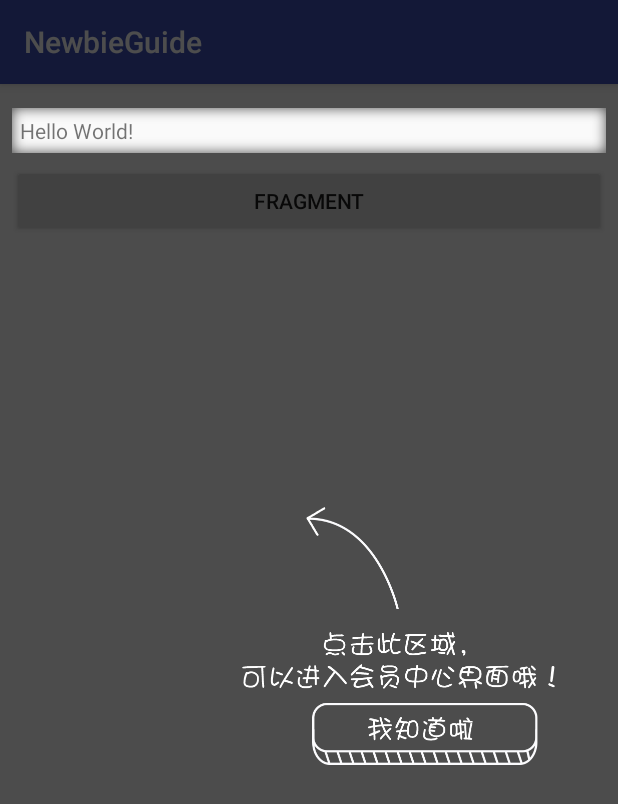
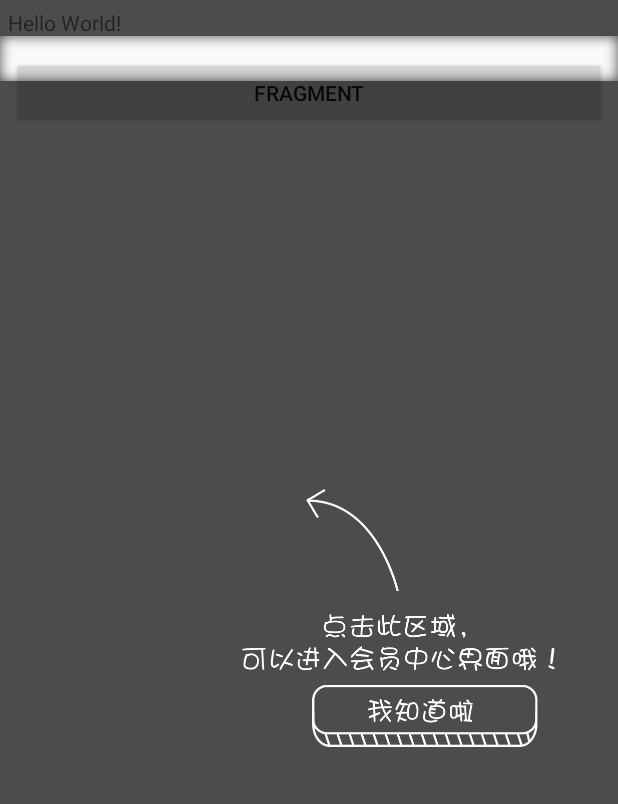
Before and after one commit to huburt-Hu/NewbieGuide, an Android app: the screen it shows after launch (MainActivity), on a phone screen of 412 x 824 dp. Shown: the top 804 px of the screen. Run offline under Robolectric (Android 15) with nearby library versions, the phone set to English and light mode, and no system bars; libraries missing offline, so code that uses them is left out: com.jaeger.library.

Commit message:
fix #13 nubia view.getLocationOnScreen获取异常（没有包含statusBar高度）

```diff
--- a/app/src/main/java/com/app/hubert/newbieguide/MainActivity.java
+++ b/app/src/main/java/com/app/hubert/newbieguide/MainActivity.java
@@ -105,6 +105,7 @@ public class MainActivity extends AppCompatActivity {
 
                 .addHighLight(textView)//设置高亮的view
                 .setLayoutRes(R.layout.view_guide)//设置引导页布局
+                .fullScreen(true)
                 .asPage()//保存参数为第一页
                 /*------------- 第一页引导页的属性 --------------*/
 
--- a/app/src/main/res/layout/activity_main.xml
+++ b/app/src/main/res/layout/activity_main.xml
@@ -10,9 +10,6 @@
         android:id="@+id/tv"
         android:layout_width="match_parent"
         android:layout_height="wrap_content"
-        android:layout_marginEnd="8dp"
-        android:layout_marginStart="8dp"
-        android:layout_marginTop="16dp"
         android:padding="5dp"
         android:text="Hello World!"
         app:layout_constraintEnd_toEndOf="parent"
--- a/app/src/main/res/values/styles.xml
+++ b/app/src/main/res/values/styles.xml
@@ -1,7 +1,7 @@
 <resources>
 
     <!-- Base application theme. -->
-    <style name="AppTheme" parent="Theme.AppCompat.Light.DarkActionBar">
+    <style name="AppTheme" parent="Theme.AppCompat.Light.NoActionBar">
         <!-- Customize your theme here. -->
         <item name="colorPrimary">@color/colorPrimary</item>
         <item name="colorPrimaryDark">@color/colorPrimaryDark</item>
--- a/library/build.gradle
+++ b/library/build.gradle
@@ -4,12 +4,12 @@ apply plugin: 'com.github.dcendents.android-maven'
 group='com.github.huburt-Hu'
 
 android {
-    compileSdkVersion 25
+    compileSdkVersion 26
     buildToolsVersion '26.0.2'
 
     defaultConfig {
         minSdkVersion 14
-        targetSdkVersion 25
+        targetSdkVersion 26
         versionCode 1
         versionName "1.0"
 
@@ -24,5 +24,5 @@ android {
 
 dependencies {
     compile fileTree(dir: 'libs', include: ['*.jar'])
-    compile 'com.android.support:appcompat-v7:25.3.1'
+    compile "com.android.support:appcompat-v7:$rootProject.ext.supportLibraryVersion"
 }
--- a/library/src/main/java/com/app/hubert/library/Builder.java
+++ b/library/src/main/java/com/app/hubert/library/Builder.java
@@ -153,12 +153,7 @@ public class Builder {
      * @return controller
      */
     public Controller build() {
-        if (TextUtils.isEmpty(label)) {
-            throw new IllegalArgumentException("缺少必要参数：label,通过setLabel()方法设置");
-        }
-        if (!guidePages.contains(currentPage) && !currentPage.isEmpty()) {
-            guidePages.add(currentPage);
-        }
+        checkAndSaveAsPage();
         return new Controller(this);
     }
 
@@ -168,15 +163,22 @@ public class Builder {
      * @return controller
      */
     public Controller show() {
+        checkAndSaveAsPage();
+        Controller controller = new Controller(this);
+        controller.show();
+        return controller;
+    }
+
+    private void checkAndSaveAsPage() {
         if (TextUtils.isEmpty(label)) {
-            throw new IllegalArgumentException("缺少必要参数：label,通过setLabel()方法设置");
+            throw new IllegalArgumentException("the param 'label' is missing, please call setLabel()");
+        }
+        if (activity == null && (fragment != null || v4Fragment != null)) {
+            throw new IllegalStateException("activity is null, please make sure that fragment is showing when call NewbieGuide");
         }
         if (!guidePages.contains(currentPage) && !currentPage.isEmpty()) {
             guidePages.add(currentPage);
         }
-        Controller controller = new Controller(this);
-        controller.show();
-        return controller;
     }
 
     boolean isAlwaysShow() {
--- a/library/src/main/java/com/app/hubert/library/Controller.java
+++ b/library/src/main/java/com/app/hubert/library/Controller.java
@@ -7,7 +7,6 @@ import android.content.SharedPreferences;
 import android.os.Build;
 import android.util.Log;
 import android.view.LayoutInflater;
-import android.view.MotionEvent;
 import android.view.View;
 import android.view.ViewGroup;
 import android.view.WindowManager;
@@ -15,7 +14,6 @@ import android.widget.FrameLayout;
 import android.widget.RelativeLayout;
 
 import java.lang.reflect.Field;
-import java.util.ArrayList;
 import java.util.List;
 
 /**
@@ -25,7 +23,7 @@ import java.util.List;
  */
 public class Controller {
 
-    public static final String TAG = "listener_fragment";
+    public static final String LISTENER_FRAGMENT = "listener_fragment";
 
     private Fragment fragment;
     private android.support.v4.app.Fragment v4Fragment;
@@ -55,6 +53,28 @@ public class Controller {
         mParentView = (FrameLayout) activity.getWindow().getDecorView();
         guideLayout = new GuideLayout(activity);
         sp = activity.getSharedPreferences(NewbieGuide.TAG, Activity.MODE_PRIVATE);
+
+    }
+
+    //fix #13 nubia view.getLocationOnScreen获取异常（没有包含statusBar高度）
+    private void fixStatusBarOffset() {
+        final View root = activity.findViewById(android.R.id.content);
+        if (root != null) {
+            root.post(new Runnable() {
+                @Override
+                public void run() {
+                    int[] location = new int[2];
+                    root.getLocationOnScreen(location);
+                    int top = location[1];
+//                    top = 0;//test
+                    LogUtil.i("contentView top:" + top);
+                    int statusBarHeight = ScreenUtils.getStatusBarHeight(activity);
+                    if (top < statusBarHeight) {
+                        guideLayout.setOffset(statusBarHeight - top);
+                    }
+                }
+            });
+        }
     }
 
     /**
@@ -88,8 +108,9 @@ public class Controller {
                 }
             });
             addListenerFragment();
+            fixStatusBarOffset();
         } else {
-            throw new IllegalStateException();
+            throw new IllegalStateException();//不应该出现的状态，检查Builder类中List<GuidePage>
         }
         return NewbieGuide.SUCCESS;
     }
@@ -108,15 +129,15 @@ public class Controller {
         if (fragment != null && Build.VERSION.SDK_INT > Build.VERSION_CODES.JELLY_BEAN) {
             compatibleFragment(fragment);
             FragmentManager fm = fragment.getChildFragmentManager();
-            ListenerFragment listenerFragment = (ListenerFragment) fm.findFragmentByTag(TAG);
+            ListenerFragment listenerFragment = (ListenerFragment) fm.findFragmentByTag(LISTENER_FRAGMENT);
             if (listenerFragment == null) {
                 listenerFragment = new ListenerFragment();
-                fm.beginTransaction().add(listenerFragment, TAG).commitAllowingStateLoss();
+                fm.beginTransaction().add(listenerFragment, LISTENER_FRAGMENT).commitAllowingStateLoss();
             }
             listenerFragment.setFragmentLifecycle(new FragmentLifecycleAdapter() {
                 @Override
                 public void onDestroyView() {
-                    Log.i("NewbieGuide", "ListenerFragment.onDestroyView");
+                    LogUtil.i( "ListenerFragment.onDestroyView");
                     remove();
                 }
             });
@@ -124,15 +145,15 @@ public class Controller {
 
         if (v4Fragment != null && Build.VERSION.SDK_INT > Build.VERSION_CODES.JELLY_BEAN) {
             android.support.v4.app.FragmentManager v4Fm = v4Fragment.getChildFragmentManager();
-            V4ListenerFragment v4ListenerFragment = (V4ListenerFragment) v4Fm.findFragmentByTag(TAG);
+            V4ListenerFragment v4ListenerFragment = (V4ListenerFragment) v4Fm.findFragmentByTag(LISTENER_FRAGMENT);
             if (v4ListenerFragment == null) {
                 v4ListenerFragment = new V4ListenerFragment();
-                v4Fm.beginTransaction().add(v4ListenerFragment, TAG).commitAllowingStateLoss();
+                v4Fm.beginTransaction().add(v4ListenerFragment, LISTENER_FRAGMENT).commitAllowingStateLoss();
             }
             v4ListenerFragment.setFragmentLifecycle(new FragmentLifecycleAdapter() {
                 @Override
                 public void onDestroyView() {
-                    Log.i("NewbieGuide", "v4ListenerFragment.onDestroyView");
+                    LogUtil.i( "v4ListenerFragment.onDestroyView");
                     remove();
                 }
             });
@@ -162,7 +183,7 @@ public class Controller {
                             }
                         });
                     } else {
-                        Log.e("NewbieGuide", "can't find the view by id : " + viewId + " which used to remove guide layout");
+                        Log.e(NewbieGuide.TAG, "can't find the view by id : " + viewId + " which used to remove guide layout");
                     }
                 }
             }
@@ -196,14 +217,14 @@ public class Controller {
         //隐藏引导层时移除监听fragment
         if (fragment != null && Build.VERSION.SDK_INT > Build.VERSION_CODES.JELLY_BEAN) {
             FragmentManager fm = fragment.getChildFragmentManager();
-            ListenerFragment listenerFragment = (ListenerFragment) fm.findFragmentByTag(TAG);
+            ListenerFragment listenerFragment = (ListenerFragment) fm.findFragmentByTag(LISTENER_FRAGMENT);
             if (listenerFragment != null) {
                 fm.beginTransaction().remove(listenerFragment).commitAllowingStateLoss();
             }
         }
         if (v4Fragment != null && Build.VERSION.SDK_INT > Build.VERSION_CODES.JELLY_BEAN) {
             android.support.v4.app.FragmentManager v4Fm = v4Fragment.getChildFragmentManager();
-            V4ListenerFragment v4ListenerFragment = (V4ListenerFragment) v4Fm.findFragmentByTag(TAG);
+            V4ListenerFragment v4ListenerFragment = (V4ListenerFragment) v4Fm.findFragmentByTag(LISTENER_FRAGMENT);
             if (v4ListenerFragment != null) {
                 v4Fm.beginTransaction().remove(v4ListenerFragment).commitAllowingStateLoss();
             }
--- a/library/src/main/java/com/app/hubert/library/GuideLayout.java
+++ b/library/src/main/java/com/app/hubert/library/GuideLayout.java
@@ -23,6 +23,8 @@ public class GuideLayout extends RelativeLayout {
     private int mBackgroundColor = DEFAULT_BACKGROUND_COLOR;
     private Paint mPaint;
     private List<HighLight> highLights;
+
+    private int offset;//fix #13 nubia view.getLocationOnScreen获取异常（没有包含statusBar高度）
 
     public GuideLayout(Context context) {
         this(context, null);
@@ -61,6 +63,8 @@ public class GuideLayout extends RelativeLayout {
         if (highLights != null) {
             for (HighLight highLight : highLights) {
                 RectF rectF = highLight.getRectF();
+                rectF.top = rectF.top + offset;
+                rectF.bottom = rectF.bottom + offset;
                 switch (highLight.getType()) {
                     case CIRCLE:
                         canvas.drawCircle(rectF.centerX(), rectF.centerY(), highLight.getRadius(), mPaint);
@@ -91,4 +95,9 @@ public class GuideLayout extends RelativeLayout {
             mBackgroundColor = DEFAULT_BACKGROUND_COLOR;
         }
     }
+
+    public void setOffset(int offset) {
+        this.offset = offset;
+        invalidate();
+    }
 }
--- a/library/src/main/java/com/app/hubert/library/HighLight.java
+++ b/library/src/main/java/com/app/hubert/library/HighLight.java
@@ -1,6 +1,7 @@
 package com.app.hubert.library;
 
 import android.graphics.RectF;
+import android.util.Log;
 import android.view.View;
 
 /**
@@ -40,6 +41,7 @@ public class HighLight {
             rectF.top = location[1];
             rectF.right = location[0] + mHole.getWidth();
             rectF.bottom = location[1] + mHole.getHeight();
+            LogUtil.i(mHole.getClass().getSimpleName() + "'s location:" + rectF);
         }
         return rectF;
     }
--- a/library/src/main/java/com/app/hubert/library/ListenerFragment.java
+++ b/library/src/main/java/com/app/hubert/library/ListenerFragment.java
@@ -14,7 +14,7 @@ public class ListenerFragment extends Fragment {
     @Override
     public void onStart() {
         super.onStart();
-        Log.d("hubert", "onStart: ");
+        LogUtil.d("onStart: ");
         mFragmentLifecycle.onStart();
     }
 
@@ -33,7 +33,7 @@ public class ListenerFragment extends Fragment {
     @Override
     public void onDestroy() {
         super.onDestroy();
-        Log.d("hubert", "onDestroy: ");
+        LogUtil.d("onDestroy: ");
         mFragmentLifecycle.onDestroy();
     }
 }
--- a/library/src/main/java/com/app/hubert/library/ScreenUtils.java
+++ b/library/src/main/java/com/app/hubert/library/ScreenUtils.java
@@ -54,13 +54,16 @@ public class ScreenUtils {
      * 获取状态栏高度
      */
     public static int getStatusBarHeight(Context context) {
-        // 默认为38
-        int height = 38;
+        // 一般是25dp
+        int height = dp2px(context, 20);
+        LogUtil.i("common statusBar height:" + height);
         //获取status_bar_height资源的ID
         int resourceId = context.getResources().getIdentifier("status_bar_height", "dimen", "android");
-        if (resourceId > 0)
+        if (resourceId > 0) {
             height = context.getResources().getDimensionPixelSize(resourceId);
-        Log.i("NewbieGuide", "状态栏的高度:" + height);
+            LogUtil.i("real statusBar height:" + height);
+        }
+        LogUtil.i("finally statusBar height:" + height);
         return height;
     }
 
@@ -98,7 +101,7 @@ public class ScreenUtils {
         int resourceId = resources.getIdentifier("navigation_bar_height", "dimen", "android");
         if (resourceId > 0)
             height = resources.getDimensionPixelSize(resourceId);
-        Log.e("Hubert", "NavigationBar的高度:" + height);
+        LogUtil.i("NavigationBar的高度:" + height);
         return height;
     }
 }
--- a/library/src/main/java/com/app/hubert/library/V4ListenerFragment.java
+++ b/library/src/main/java/com/app/hubert/library/V4ListenerFragment.java
@@ -20,7 +20,7 @@ public class V4ListenerFragment extends Fragment {
     @Override
     public void onStart() {
         super.onStart();
-        Log.d("hubert", "onStart: ");
+        LogUtil.d("onStart: ");
         mFragmentLifecycle.onStart();
     }
 
@@ -39,7 +39,7 @@ public class V4ListenerFragment extends Fragment {
     @Override
     public void onDestroy() {
         super.onDestroy();
-        Log.d("hubert", "onDestroy: ");
+        LogUtil.d("onDestroy: ");
         mFragmentLifecycle.onDestroy();
     }
 }
```
Also changed, not shown: app/build.gradle (+10 -2 lines), build.gradle (+6 -2 lines), library/src/main/java/com/app/hubert/library/LogUtil.java (added, +105 -0 lines).
